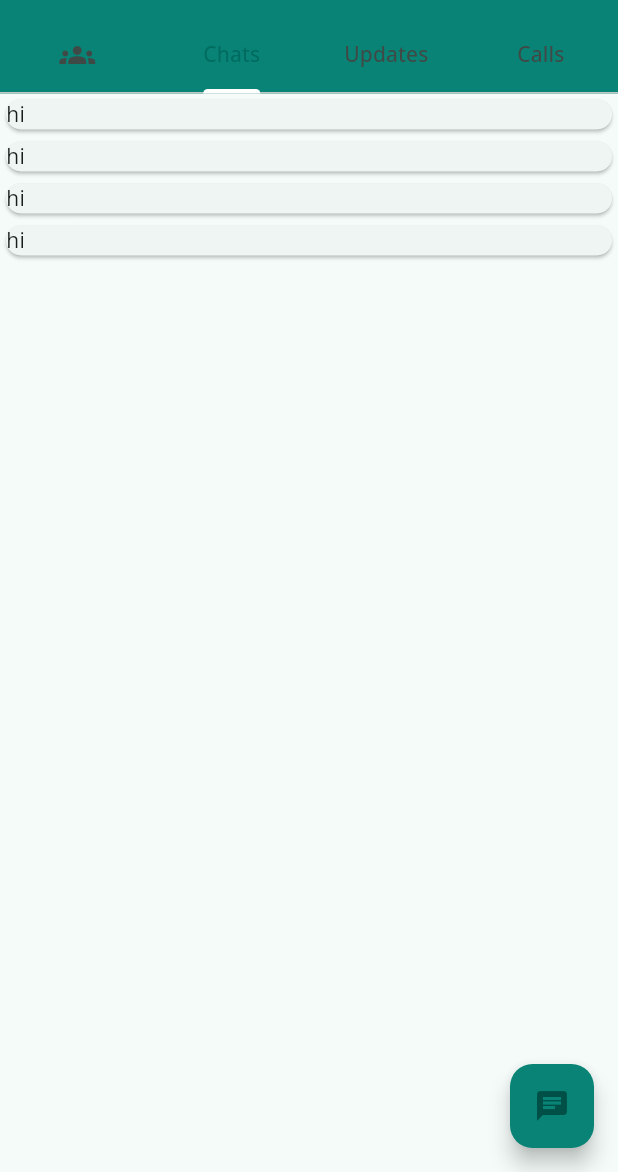
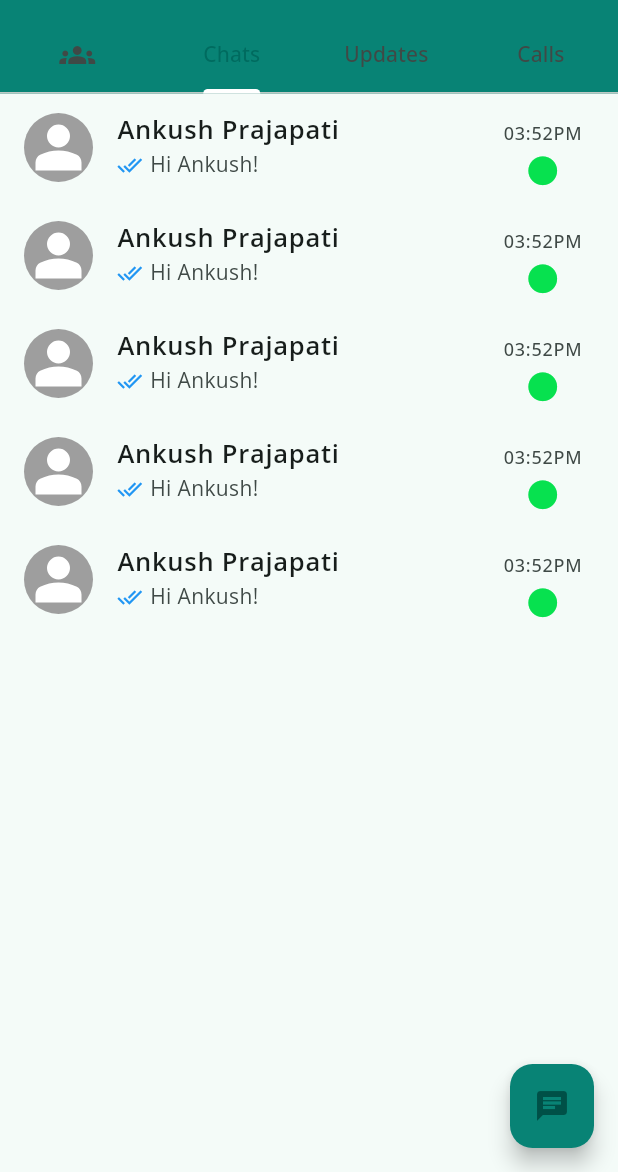
Before and after one commit to Ankush1200/whatsapp_clone, a Flutter app: the screen it shows after launch, on a phone screen of 412 x 824 dp, the part 64-1236 px from its top. Run offline on Flutter 3.47's test engine with Material 3 defaults, Android fonts, the phone set to English and light mode, and no system bars; our stand-ins replace flutter_svg, get.

Commit message:
Custom Icons Added

```diff
--- a/lib/pages/chat_page.dart
+++ b/lib/pages/chat_page.dart
@@ -8,10 +8,11 @@ class ChatPage extends StatelessWidget {
     return Scaffold(
       body:ListView(
           children: const [
-            CustomCards(),
-            CustomCards(),
-            CustomCards(),
-            CustomCards(),
+            ChatList(),
+            ChatList(),
+            ChatList(),
+            ChatList(),
+            ChatList(),
             // MyCustomList(
             //     title: 'Dharmendra Baghel',
             //     subtitle: 'dagd',
--- a/lib/screens/Home_screen.dart
+++ b/lib/screens/Home_screen.dart
@@ -41,7 +41,7 @@ class _HomeScreenState extends State<HomeScreen>
             onSelected: (value){
                 if(value=='Settings'){
                   Get.to(()=>const You(),
-                  transition: Transition.rightToLeft,
+                  transition: Transition.rightToLeftWithFade,
                   );
                 }
             },
--- a/lib/widgets/chat_card.dart
+++ b/lib/widgets/chat_card.dart
@@ -1,11 +1,46 @@
 import 'package:flutter/material.dart';
-class CustomCards extends StatelessWidget {
-  const CustomCards({super.key});
+import 'package:flutter_svg/flutter_svg.dart';
+import 'package:get/get.dart';
+import 'package:whatsapp_clone/screens/You.dart';
+
+
+class ChatList extends StatelessWidget {
+  const ChatList({super.key});
 
   @override
   Widget build(BuildContext context) {
-    return const Card(
-      child: Text("hi"),
+    return InkWell(
+      onTap: (){
+        Get.to(()=>You(),
+              transition: Transition.rightToLeftWithFade
+              );
+      },
+      child: Column(
+        children: [
+          ListTile(
+            title: const Text("Ankush Prajapati",style: TextStyle(fontSize: 17,fontWeight: FontWeight.bold),),
+            subtitle:const Row(children: [
+              Icon(Icons.done_all,size:17,color: Colors.blue,),
+              SizedBox(width:5,),
+              Text("Hi Ankush!",),
+            ]),
+            leading: CircleAvatar(radius:23,
+            backgroundColor: Colors.grey,
+            // ignore: deprecated_member_use
+            child:SvgPicture.asset("assets/icons/person.svg",color: Colors.white,),
+            ),
+            trailing:const Column(children: [
+              SizedBox(height:10,),
+              Text("03:52PM",style: TextStyle(fontSize: 12),),
+              SizedBox(height:5,),
+              Icon(Icons.circle,color: Color.fromARGB(255, 7, 225, 79),size:23,)
+            ],),
+            // onTap:(){
+
+            // },
+          ),
+        ],
+      ),
     );
   }
 }
--- a/pubspec.yaml
+++ b/pubspec.yaml
@@ -36,6 +36,7 @@ dependencies:
   # Use with the CupertinoIcons class for iOS style icons.
   cupertino_icons: ^1.0.2
   get: ^4.6.6
+  flutter_svg: ^2.0.9
 
 dev_dependencies:
   flutter_test:
@@ -62,7 +63,7 @@ flutter:
   # To add assets to your application, add an assets section, like this:
   assets:
     - assets/images/
-  #   - images/a_dot_ham.jpeg
+    - assets/icons/
 
   # An image asset can refer to one or more resolution-specific "variants", see
   # https://flutter.dev/assets-and-images/#resolution-aware
```
Also changed, not shown: lib/screens/You.dart (+28 -17 lines), assets/icons/groups.svg (added), assets/icons/person.svg (added), pubspec.lock.
